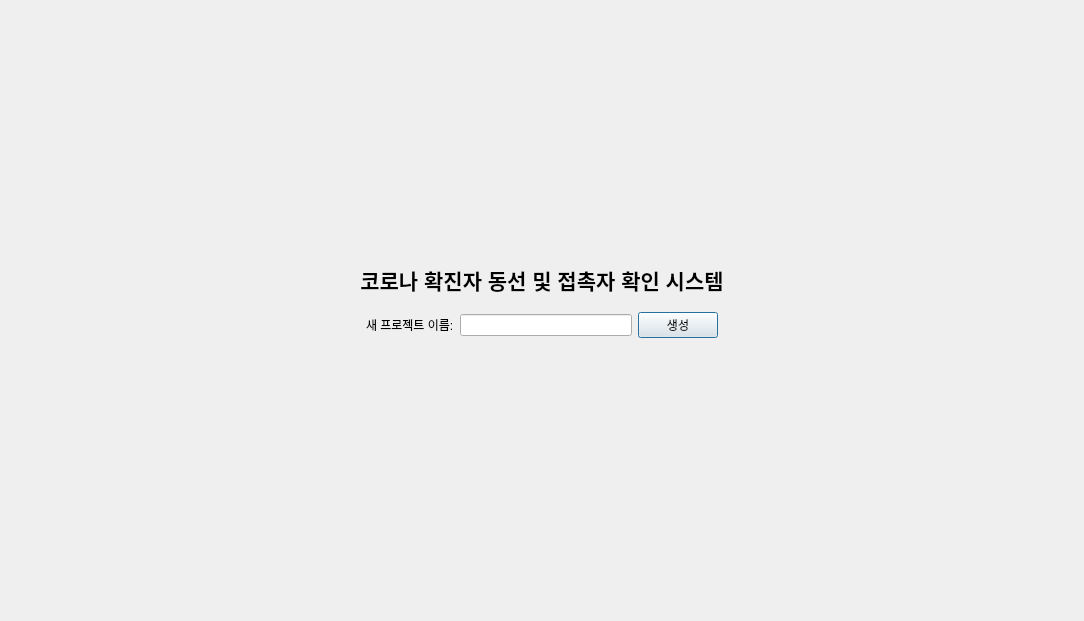
First picture: the form in UI/first.ui, repository Adel-es/multi_covid19_cctv_analyzer, before the edit.
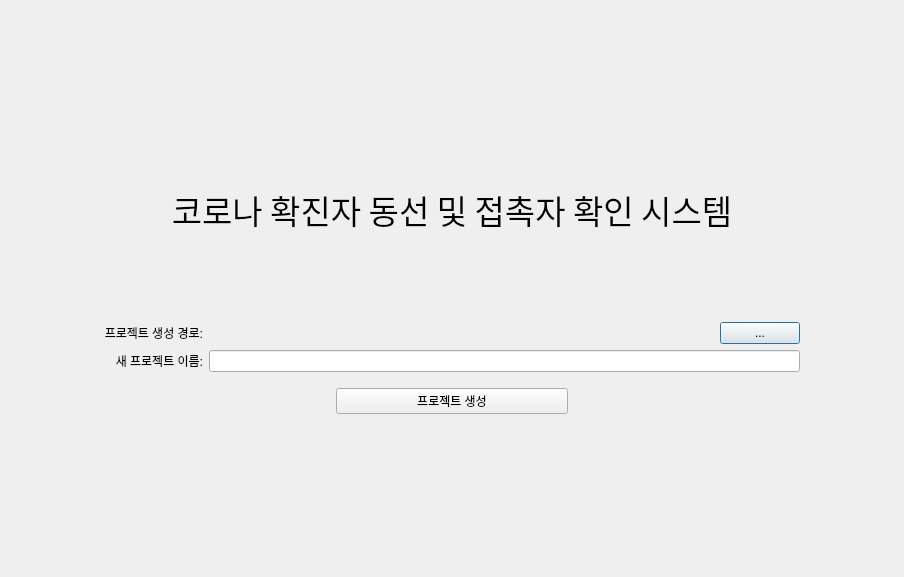
Second picture: the form after the edit.

Commit message:
Retouch some UIs
 * Retouch first.ui for first-window
 * Retouch dataInput.ui for getting data in project-workspace

What changed in the file:
```diff
--- a/UI/first.ui
+++ b/UI/first.ui
@@ -6,60 +6,131 @@
    <rect>
     <x>0</x>
     <y>0</y>
-    <width>1084</width>
-    <height>621</height>
+    <width>904</width>
+    <height>577</height>
    </rect>
   </property>
   <property name="windowTitle">
    <string>Dialog</string>
   </property>
-  <layout class="QGridLayout" name="gridLayout">
-   <item row="2" column="4">
-    <spacer name="horizontalSpacer_2">
-     <property name="orientation">
-      <enum>Qt::Horizontal</enum>
-     </property>
-     <property name="sizeHint" stdset="0">
-      <size>
-       <width>200</width>
-       <height>20</height>
-      </size>
-     </property>
-    </spacer>
-   </item>
+  <layout class="QGridLayout" name="gridLayout" rowstretch="1,1,0,0,0,1" columnstretch="1,0,8,0,1">
    <item row="3" column="2">
-    <spacer name="verticalSpacer_2">
+    <layout class="QGridLayout" name="gridLayout_2" columnstretch="0,10,0">
+     <item row="0" column="0">
+      <widget class="QLabel" name="label_4">
+       <property name="lineWidth">
+        <number>0</number>
+       </property>
+       <property name="text">
+        <string>프로젝트 생성 경로:</string>
+       </property>
+       <property name="alignment">
+        <set>Qt::AlignRight|Qt::AlignTrailing|Qt::AlignVCenter</set>
+       </property>
+       <property name="wordWrap">
+        <bool>false</bool>
+       </property>
+      </widget>
+     </item>
+     <item row="0" column="1">
+      <widget class="QLabel" name="projParentDirLabel">
+       <property name="text">
+        <string/>
+       </property>
+      </widget>
+     </item>
+     <item row="1" column="0">
+      <widget class="QLabel" name="label">
+       <property name="text">
+        <string>새 프로젝트 이름:</string>
+       </property>
+       <property name="alignment">
+        <set>Qt::AlignRight|Qt::AlignTrailing|Qt::AlignVCenter</set>
+       </property>
+      </widget>
+     </item>
+     <item row="0" column="2">
+      <widget class="QPushButton" name="findPathBtn">
+       <property name="text">
+        <string>...</string>
+       </property>
+       <property name="iconSize">
+        <size>
+         <width>10</width>
+         <height>16</height>
+        </size>
+       </property>
+      </widget>
+     </item>
+     <item row="1" column="1" colspan="2">
+      <widget class="QLineEdit" name="projNameLineEdit"/>
+     </item>
+    </layout>
+   </item>
+   <item row="2" column="2">
+    <spacer name="verticalSpacer_3">
      <property name="orientation">
       <enum>Qt::Vertical</enum>
      </property>
      <property name="sizeHint" stdset="0">
       <size>
        <width>20</width>
-       <height>224</height>
-      </size>
-     </property>
-    </spacer>
-   </item>
-   <item row="2" column="0">
-    <spacer name="horizontalSpacer">
-     <property name="orientation">
-      <enum>Qt::Horizontal</enum>
-     </property>
-     <property name="sizeHint" stdset="0">
-      <size>
-       <width>201</width>
-       <height>20</height>
+       <height>40</height>
       </size>
      </property>
     </spacer>
    </item>
    <item row="1" column="1" colspan="3">
     <widget class="QLabel" name="label_2">
+     <property name="font">
+      <font>
+       <family>-윤고딕310</family>
+       <pointsize>25</pointsize>
+       <weight>50</weight>
+       <bold>false</bold>
+       <underline>false</underline>
+      </font>
+     </property>
+     <property name="mouseTracking">
+      <bool>false</bool>
+     </property>
      <property name="text">
-      <string>&lt;html&gt;&lt;head/&gt;&lt;body&gt;&lt;p align=&quot;center&quot;&gt;&lt;span style=&quot; font-size:16pt; font-weight:600;&quot;&gt;코로나 확진자 동선 및 접촉자 확인 시스템&lt;/span&gt;&lt;/p&gt;&lt;/body&gt;&lt;/html&gt;</string>
+      <string>코로나 확진자 동선 및 접촉자 확인 시스템</string>
+     </property>
+     <property name="scaledContents">
+      <bool>false</bool>
+     </property>
+     <property name="alignment">
+      <set>Qt::AlignCenter</set>
      </property>
     </widget>
    </item>
+   <item row="4" column="4">
+    <spacer name="horizontalSpacer_2">
+     <property name="orientation">
+      <enum>Qt::Horizontal</enum>
+     </property>
+     <property name="sizeHint" stdset="0">
+      <size>
+       <width>200</width>
+       <height>20</height>
+      </size>
+     </property>
+    </spacer>
+   </item>
+   <item row="4" column="0">
+    <spacer name="horizontalSpacer">
+     <property name="orientation">
+      <enum>Qt::Horizontal</enum>
+     </property>
+     <property name="sizeHint" stdset="0">
+      <size>
+       <width>201</width>
+       <height>20</height>
+      </size>
+     </property>
+    </spacer>
+   </item>
    <item row="0" column="2">
     <spacer name="verticalSpacer">
      <property name="orientation">
@@ -73,8 +144,8 @@
      </property>
     </spacer>
    </item>
-   <item row="2" column="2">
-    <layout class="QHBoxLayout" name="horizontalLayout">
+   <item row="4" column="2">
+    <layout class="QHBoxLayout" name="horizontalLayout" stretch="1,1,1">
      <property name="topMargin">
       <number>10</number>
      </property>
@@ -82,24 +153,53 @@
       <number>20</number>
      </property>
      <item>
-      <widget class="QLabel" name="label">
-       <property name="text">
-        <string>새 프로젝트 이름:</string>
+      <spacer name="horizontalSpacer_3">
+       <property name="orientation">
+        <enum>Qt::Horizontal</enum>
        </property>
-      </widget>
-     </item>
-     <item>
-      <widget class="QLineEdit" name="projNameLineEdit"/>
+       <property name="sizeHint" stdset="0">
+        <size>
+         <width>40</width>
+         <height>20</height>
+        </size>
+       </property>
+      </spacer>
      </item>
      <item>
       <widget class="QPushButton" name="createBtn">
        <property name="text">
-        <string>생성</string>
+        <string>프로젝트 생성</string>
        </property>
       </widget>
      </item>
+     <item>
+      <spacer name="horizontalSpacer_4">
+       <property name="orientation">
+        <enum>Qt::Horizontal</enum>
+       </property>
+       <property name="sizeHint" stdset="0">
+        <size>
+         <width>40</width>
+         <height>20</height>
+        </size>
+       </property>
+      </spacer>
+     </item>
     </layout>
    </item>
+   <item row="5" column="2">
+    <spacer name="verticalSpacer_2">
+     <property name="orientation">
+      <enum>Qt::Vertical</enum>
+     </property>
+     <property name="sizeHint" stdset="0">
+      <size>
+       <width>20</width>
+       <height>224</height>
+      </size>
+     </property>
+    </spacer>
+   </item>
   </layout>
  </widget>
  <resources/>
```
The commit also changes 1 other file.
